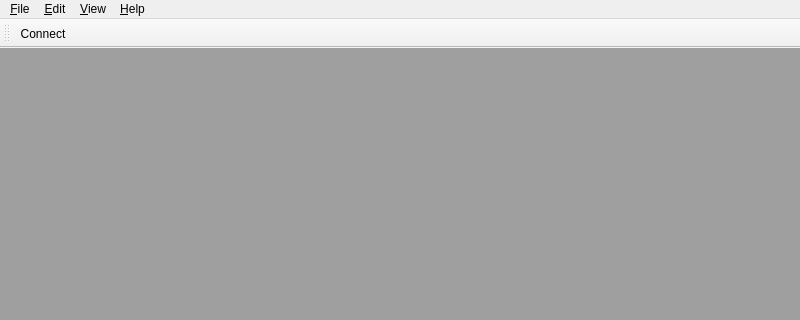
The window that oxitopdump/oxitopview/main_window.ui (waveform-computing/oxitopped) describes before a commit, drawn with Qt 5; both pictures show x 0 to 800 and y 0 to 320 of the 800 by 600 pixel window.
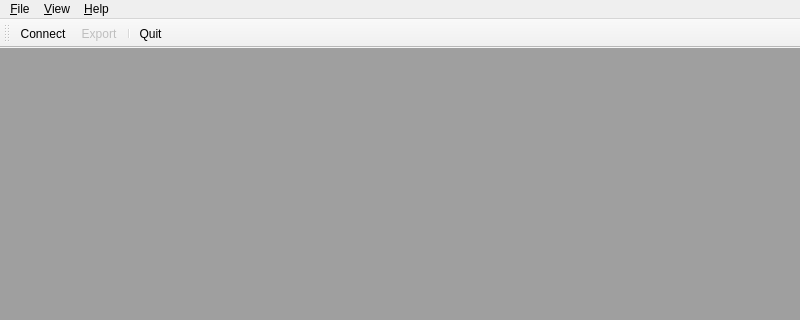
The same window after the commit.

The edit to the form file:
```diff
--- a/oxitopdump/oxitopview/main_window.ui
+++ b/oxitopdump/oxitopview/main_window.ui
@@ -56,14 +56,6 @@
     <addaction name="separator"/>
     <addaction name="quit_action"/>
    </widget>
-   <widget class="QMenu" name="edit_menu">
-    <property name="title">
-     <string>&amp;Edit</string>
-    </property>
-    <addaction name="copy_action"/>
-    <addaction name="separator"/>
-    <addaction name="select_all_action"/>
-   </widget>
    <widget class="QMenu" name="view_menu">
     <property name="title">
      <string>&amp;View</string>
@@ -80,7 +72,6 @@
     <addaction name="about_qt_action"/>
    </widget>
    <addaction name="file_menu"/>
-   <addaction name="edit_menu"/>
    <addaction name="view_menu"/>
    <addaction name="help_menu"/>
   </widget>
@@ -96,6 +87,9 @@
     <bool>false</bool>
    </attribute>
    <addaction name="connect_action"/>
+   <addaction name="export_action"/>
+   <addaction name="separator"/>
+   <addaction name="quit_action"/>
   </widget>
   <action name="connect_action">
    <property name="text">
```
Left out of the diff: 3 changed lines with no effect on the pictures.
